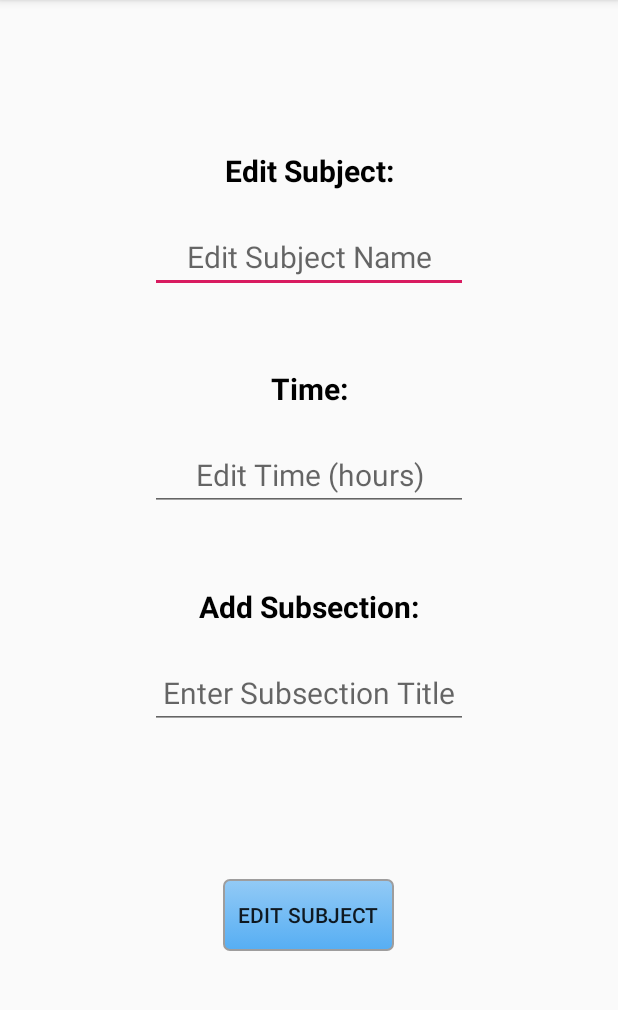
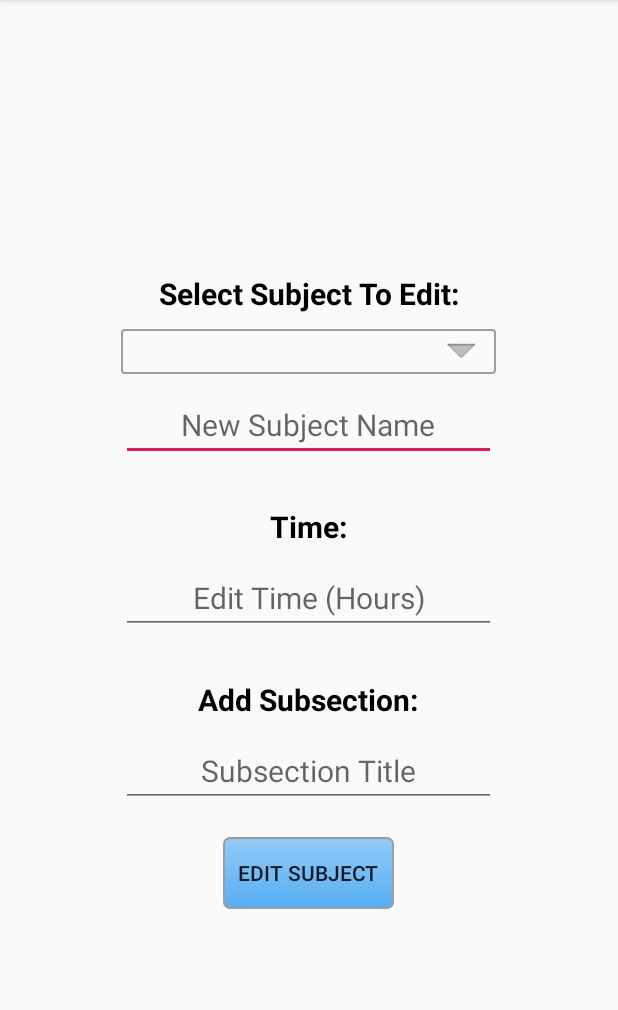
Before and after one commit to Kukant/LearningTracker, an Android app: the EditSubject screen opened directly, with no data from a screen before it, after a tap on "EDIT SUBJECT", on a phone screen of 412 x 824 dp, the part 84-1094 px from its top. Run offline under Robolectric (Android 15) with nearby library versions, the phone set to English and light mode, and no system bars; 1 statement that could not run was skipped.

Commit message:
Redid editSubject layout and added some skeleton code to the EditSubject Activity to be linked up to the DB

```diff
--- a/src/app/src/main/java/com/ateam/learningtracker/views/EditSubject.java
+++ b/src/app/src/main/java/com/ateam/learningtracker/views/EditSubject.java
@@ -1,35 +1,90 @@
 package com.ateam.learningtracker.views;
 
+import android.content.Intent;
 import android.os.Bundle;
 import android.support.v7.app.AppCompatActivity;
+import android.util.Log;
 import android.view.View;
+import android.widget.AdapterView;
+import android.widget.ArrayAdapter;
 import android.widget.Button;
 import android.widget.EditText;
+import android.widget.Spinner;
+import android.widget.Toast;
 
 import com.ateam.learningtracker.R;
+import com.ateam.learningtracker.data.SubjectEntity;
+
+import java.util.List;
 
 public class EditSubject extends AppCompatActivity {
-    Button updateButton;
-    EditText name, studyTime, subsection;
+    Button editSubjectButton;
+    EditText editTextSubjectName, editTextStudyTime, editTextAddSubsection;
+    Spinner spinnerSubject;
+    String selectedSubject;
+
+    AdapterView.OnItemSelectedListener subjectSelectListener = new AdapterView.OnItemSelectedListener() {
+        @Override
+        public void onItemSelected(AdapterView<?> parent, View view, int position, long id) {
+            //To be used when entering data to db
+            selectedSubject = parent.getSelectedItem().toString();
+        }
+
+        @Override
+        public void onNothingSelected(AdapterView<?> parent) {}
+
+    };
 
     protected void onCreate(Bundle savedInstanceState) {
         super.onCreate(savedInstanceState);
         setContentView(R.layout.edit_subject);
 
-        updateButton = findViewById(R.id.createButton);
-        name = findViewById(R.id.name);
-        studyTime = findViewById(R.id.studyTime);
-        subsection = findViewById(R.id.subsection);
+        editTextSubjectName = findViewById(R.id.editTextSubjectName);
+        editTextStudyTime = findViewById(R.id.editTextStudyTime);
+        editTextAddSubsection = findViewById(R.id.editTextAddSubsection);
+        editSubjectButton = findViewById(R.id.editSubjectButton);
 
-        updateButton.setOnClickListener(new View.OnClickListener() {
+        // prepare the subject spinner
+        List<SubjectEntity> allSubjects = SubjectEntity.listAll(SubjectEntity.class);
+        String[] subjects = new String[allSubjects.size()];
+        int i = 0;
+        for (SubjectEntity s: allSubjects) {
+            subjects[i++] = s.name;
+        }
+
+        spinnerSubject = findViewById(R.id.SpinnerSubject);
+        ArrayAdapter<CharSequence> adapter = new ArrayAdapter<CharSequence>(this,android.R.layout.simple_spinner_item, subjects);
+        adapter.setDropDownViewResource(android.R.layout.simple_spinner_dropdown_item);
+        spinnerSubject.setAdapter(adapter);
+        spinnerSubject.setOnItemSelectedListener(subjectSelectListener);
+
+        editSubjectButton.setOnClickListener(new View.OnClickListener() {
             @Override
             public void onClick(View v) {
-                //SubjectEntity subjectEntity = new SubjectEntity(name, studyTime);
-                //subjectEntity.save();
+                String newSubjectName = editTextSubjectName.getText().toString();
+                if(newSubjectName.equals("") /*Not sure if it will be saved as null or empty string, test this with db*/) {
+                    //save new name to db
+                }
+                else {
+                    //dont change name in the db
+                }
+
+                try{
+                    int newTime = Integer.parseInt(editTextStudyTime.getText().toString());
+                    //change the total study time in the db
+                }
+                catch (NumberFormatException e) {
+                    //don't change total study time
+                }
+
+                String newSubsectionName = editTextAddSubsection.getText().toString();
+                if(newSubsectionName.equals("") /*Not sure if it will be saved as null or empty string, test this with db*/) {
+                    //save new subsection to db
+                }
+                else {
+                    //dont add any subsction in the db
+                }
             }
         });
-
-
-
     }
 }
--- a/src/app/src/main/res/drawable/progressbar_style.xml
+++ b/src/app/src/main/res/drawable/progressbar_style.xml
@@ -18,8 +18,8 @@
         <clip>
             <shape>
                 <gradient
-                    android:startColor="@color/whiteBlue"
-                    android:centerColor="@color/lightBlue"
+                    android:startColor="@color/lightBlue"
+                    android:centerColor="@color/darkBlue"
                     android:centerY="1.0"
                     android:endColor="@color/darkBlue"
                     android:angle="270"
--- a/src/app/src/main/res/layout/edit_subject.xml
+++ b/src/app/src/main/res/layout/edit_subject.xml
@@ -3,92 +3,101 @@
     xmlns:tools="http://schemas.android.com/tools"
     android:layout_width="match_parent"
     android:layout_height="match_parent"
+    android:gravity="center"
     android:orientation="vertical"
-    android:paddingLeft="100dp"
-    android:paddingRight="100dp"
     tools:context=".views.EditSubject">
 
     <TextView
         android:id="@+id/textView4"
-        android:layout_width="match_parent"
+        android:layout_width="250dp"
         android:layout_height="wrap_content"
-        android:layout_gravity="center"
-        android:layout_marginTop="100dp"
-        android:text="Edit Subject:"
+        android:layout_gravity="center_horizontal"
+        android:clickable="false"
+        android:layout_marginTop="20dp"
+        android:text="@string/editSubject"
+        android:textAlignment="center"
+        android:textColor="@color/black"
+        android:textSize="20sp"
+        android:textStyle="bold" />
+
+    <Spinner
+        android:id="@+id/SpinnerSubject"
+        android:layout_width="250dp"
+        android:layout_height="wrap_content"
+        android:layout_marginTop="10dp"
+        android:background="@drawable/spinner_style"
+        android:layout_gravity="center" />
+
+    <EditText
+        android:id="@+id/editTextSubjectName"
+        android:layout_width="250dp"
+        android:layout_height="wrap_content"
+        android:layout_marginTop="10dp"
+        android:inputType="text"
+        android:hint="@string/newSubjectName"
+        android:textAlignment="center"
+        android:layout_gravity="center_horizontal"
+        android:textColor="@color/black"
+        android:textSize="20sp" />
+
+    <TextView
+        android:id="@+id/textView5"
+        android:layout_width="250dp"
+        android:layout_height="wrap_content"
+        android:layout_gravity="center_horizontal"
+        android:layout_marginTop="30dp"
+        android:clickable="false"
+        android:text="@string/time"
         android:textAlignment="center"
         android:textColor="@color/black"
         android:textSize="20sp"
         android:textStyle="bold" />
 
     <EditText
-        android:id="@+id/name"
-        android:layout_width="match_parent"
+        android:id="@+id/editTextStudyTime"
+        android:layout_width="250dp"
         android:layout_height="wrap_content"
+        android:layout_marginTop="10dp"
+        android:hint="@string/editTime"
+        android:inputType="number"
+        android:maxLength="2"
+        android:textAlignment="center"
+        android:layout_gravity="center_horizontal"
+        android:textColor="@color/black"
+        android:textSize="20sp" />
+
+    <TextView
+        android:id="@+id/textView6"
+        android:layout_width="250dp"
+        android:layout_height="wrap_content"
+        android:layout_gravity="center_horizontal"
+        android:layout_marginTop="30dp"
+        android:clickable="false"
+        android:text="@string/addSubsection"
         android:textAlignment="center"
         android:textColor="@color/black"
         android:textSize="20sp"
-        android:layout_marginTop="20dp"
-        android:hint="Edit Subject Name"
+        android:textStyle="bold" />
+
+    <EditText
+        android:id="@+id/editTextAddSubsection"
+        android:layout_width="250dp"
+        android:layout_height="wrap_content"
+        android:layout_marginTop="10dp"
+        android:hint="@string/subsectionTitle"
+        android:layout_gravity="center_horizontal"
         android:inputType="text"
-        />
-
-    <TextView
-        android:id="@+id/textView5"
-        android:layout_width="match_parent"
-        android:layout_height="wrap_content"
-        android:layout_gravity="center"
-        android:layout_marginTop="50dp"
-        android:clickable="false"
-        android:text="Time:"
         android:textAlignment="center"
         android:textColor="@color/black"
-        android:textSize="20sp"
-        android:textStyle="bold"
-        />
-
-    <EditText
-        android:id="@+id/studyTime"
-        android:layout_width="match_parent"
-        android:layout_height="wrap_content"
-        android:textAlignment="center"
-        android:textColor="@color/black"
-        android:textSize="20sp"
-        android:layout_marginTop="20dp"
-        android:hint="Edit Time (hours)"
-        android:inputType="number"/>
-
-    <TextView
-        android:id="@+id/textView6"
-        android:layout_width="match_parent"
-        android:layout_height="wrap_content"
-        android:layout_gravity="center"
-        android:layout_marginTop="50dp"
-        android:clickable="false"
-        android:text="Add Subsection:"
-        android:textAlignment="center"
-        android:textColor="@color/black"
-        android:textSize="20sp"
-        android:textStyle="bold"
-        />
-
-    <EditText
-        android:id="@+id/subsection"
-        android:layout_width="match_parent"
-        android:layout_height="wrap_content"
-        android:textAlignment="center"
-        android:textColor="@color/black"
-        android:textSize="20sp"
-        android:layout_marginTop="20dp"
-        android:hint="Enter Subsection Title"
-        android:inputType="text"/>
+        android:textSize="20sp" />
 
     <Button
-        android:id="@+id/createButton"
+        android:id="@+id/editSubjectButton"
         android:layout_width="wrap_content"
         android:layout_height="wrap_content"
-        android:layout_gravity="center"
-        android:layout_marginTop="100dp"
+        android:layout_gravity="center_horizontal"
+        android:layout_marginTop="20dp"
         android:background="@drawable/button_style"
-        android:text="Edit Subject" />
+        android:text="@string/editSubjectButton" />
 
 </LinearLayout>
--- a/src/app/src/main/res/values/strings.xml
+++ b/src/app/src/main/res/values/strings.xml
@@ -9,4 +9,12 @@
     <string name="subSection">Subsection:</string>
     <string name="timStart">Time start:</string>
     <string name="timeEnd">Time end:</string>
+    <string name="editSubject">Select Subject To Edit:</string>
+    <string name="editSubjectName">Edit Subject Name</string>
+    <string name="time">Time:</string>
+    <string name="editTime">Edit Time (Hours)</string>
+    <string name="addSubsection">Add Subsection:</string>
+    <string name="editSubjectButton">Edit Subject</string>
+    <string name="subsectionTitle">Subsection Title</string>
+    <string name="newSubjectName">New Subject Name</string>
 </resources>
```
